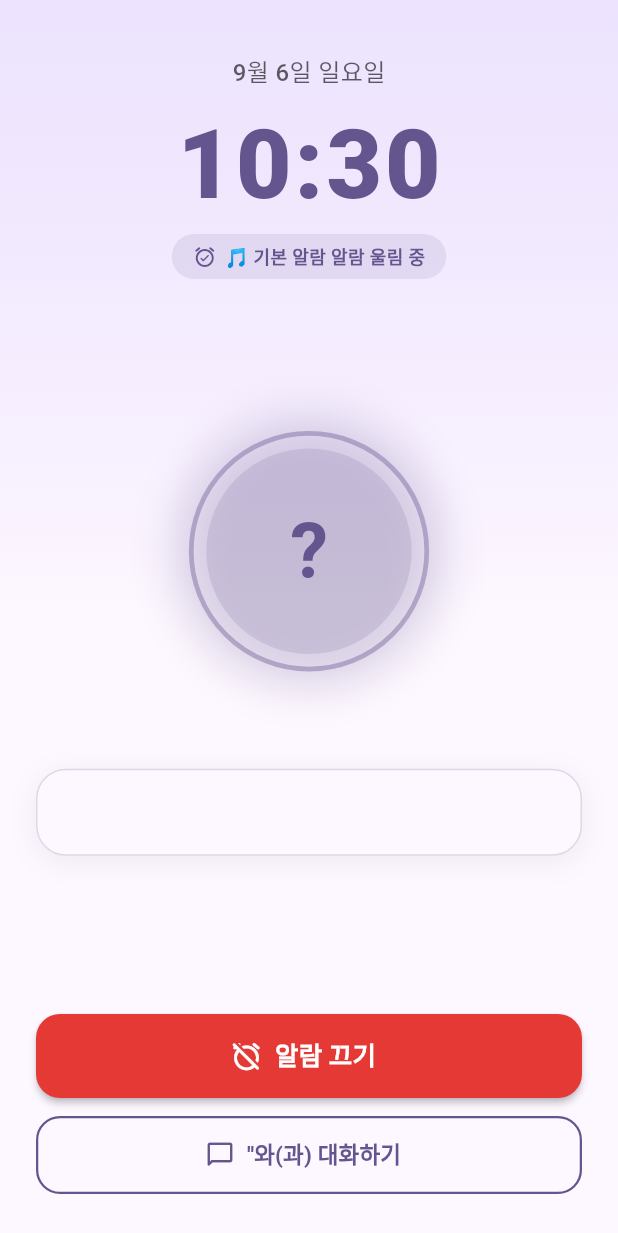
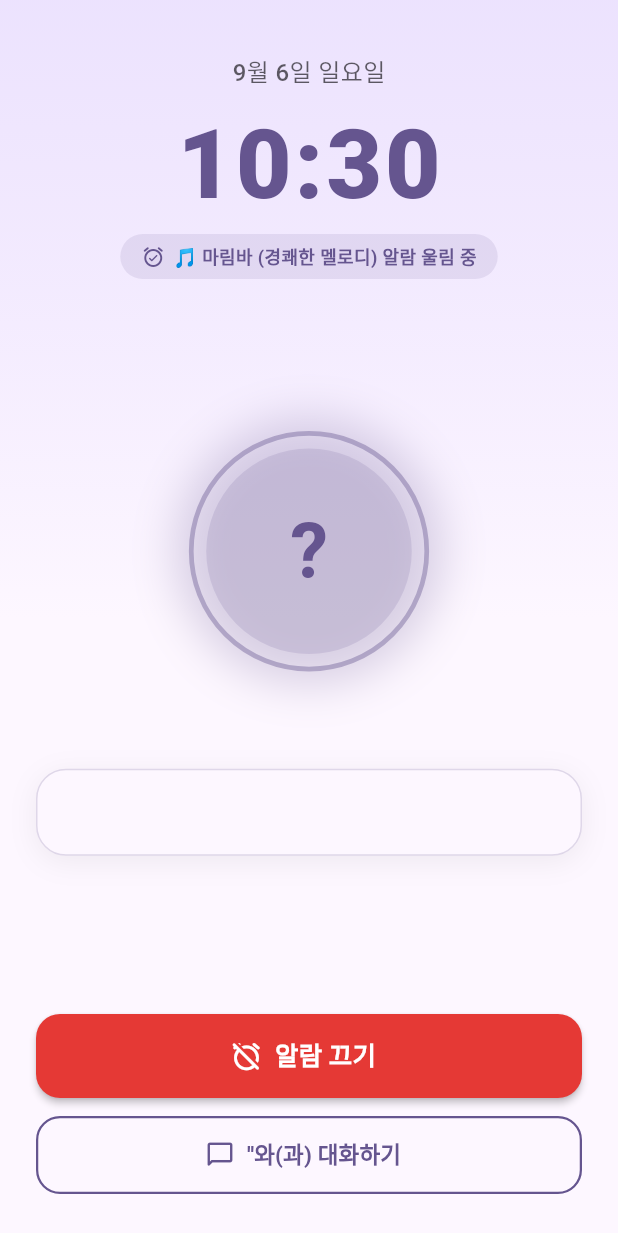
Before and after one commit to milkywww00/10alarm, a Flutter app: the AlarmRingScreen screen opened directly with empty values, on a phone screen of 412 x 824 dp. Shown: the top 1233 px of the screen. Run offline on Flutter 3.47's test engine with Material 3 defaults, Android fonts, the phone set to English and light mode, and no system bars; our stand-ins replace audioplayers, file_picker, flutter_local_notifications, image_picker, permission_handler, shared_preferences and 1 more; missing offline and left inert: android_alarm_manager_plus; accounts and stored records are empty; statements that could not run were skipped.

Commit message:
feat: upgrade native alarmClock, battery optimization banner, copyright-free sound assets, and fix chat auto message

```diff
--- a/lib/services/sound_service.dart
+++ b/lib/services/sound_service.dart
@@ -18,6 +18,26 @@ class SoundService {
       playingSoundNotifier.value = null;
     });
   }
+
+  static const Map<String, String> _presetSoundAssets = {
+    '마림바 (경쾌한 멜로디)': 'sounds/cheerful_marimba.mp3',
+    '기본 알람': 'sounds/cheerful_marimba.mp3',
+    '마림바': 'sounds/cheerful_marimba.mp3',
+    '실로폰': 'sounds/cheerful_marimba.mp3',
+    '자명종 (클래식 트윈벨)': 'sounds/mechanical_clock.ogg',
+    '자명종': 'sounds/mechanical_clock.ogg',
+    '새소리 (상쾌한 아침)': 'sounds/garden_birds.ogg',
+    '새소리': 'sounds/garden_birds.ogg',
+    '피아노 (포근한 선율)': 'sounds/gentle_piano.mp3',
+    '피아노': 'sounds/gentle_piano.mp3',
+    '디지털 알람 (전자식 비프)': 'sounds/electronic_alarm.ogg',
+    '디지털 알람': 'sounds/electronic_alarm.ogg',
+    '비프음': 'sounds/electronic_alarm.ogg',
+    '클래식 벨': 'sounds/classic_bell.ogg',
+    '벨소리': 'sounds/classic_bell.ogg',
+    '심플 비프': 'sounds/digital_beep.ogg',
+    '전자음': 'sounds/digital_beep.ogg',
+  };
 
   /// 실제 알람 울림 (알람 오디오 스트림 및 반복 재생)
   Future<void> startAlarmRinging({String? soundName, String? customPath}) async {
@@ -66,6 +86,14 @@ class SoundService {
         return;
       }
 
+      // 2. 실제 저작권 프리 고음질 음원 에셋 재생
+      final assetPath = _presetSoundAssets[selectedSound];
+      if (assetPath != null) {
+        await _alarmPlayer.play(AssetSource(assetPath));
+        return;
+      }
+
+      // 3. 폴백: 신디사이저 PCM 파형
       final wavBytes = _generatePresetWav(selectedSound);
       await _alarmPlayer.play(BytesSource(wavBytes));
     } catch (e) {
@@ -103,7 +131,14 @@ class SoundService {
         return;
       }
 
-      // 2. 프리셋 알림음 합성 사운드 생성 및 재생
+      // 2. 실제 저작권 프리 고음질 음원 에셋 재생
+      final assetPath = _presetSoundAssets[soundName];
+      if (assetPath != null) {
+        await _player.play(AssetSource(assetPath));
+        return;
+      }
+
+      // 3. 프리셋 알림음 합성 사운드 생성 및 재생 (폴백)
       final wavBytes = _generatePresetWav(soundName);
       await _player.play(BytesSource(wavBytes));
     } catch (e) {
--- a/lib/services/theme_service.dart
+++ b/lib/services/theme_service.dart
@@ -14,7 +14,7 @@ class ThemeService {
 
   final ValueNotifier<ThemeMode> themeModeNotifier = ValueNotifier<ThemeMode>(ThemeMode.system);
   final ValueNotifier<Color> themeColorNotifier = ValueNotifier<Color>(const Color(0xFF6750A4));
-  final ValueNotifier<String> alarmSoundNotifier = ValueNotifier<String>('기본 알람');
+  final ValueNotifier<String> alarmSoundNotifier = ValueNotifier<String>('마림바 (경쾌한 멜로디)');
   final ValueNotifier<bool> vibrateNotifier = ValueNotifier<bool>(true);
   final ValueNotifier<List<Map<String, String>>> customSoundsNotifier = ValueNotifier<List<Map<String, String>>>([]);
 
@@ -30,19 +30,15 @@ class ThemeService {
     {'name': '차콜', 'color': Color(0xFF455A64)},
   ];
 
-  // 깔끔하고 직관적인 기본 알림음 프리셋
+  // 저작권 프리(CC0 / Public Domain) 고음질 음원 프리셋
   static const List<String> alarmSounds = [
-    '기본 알람',
-    '피아노',
-    '실로폰',
-    '오르골',
-    '차임벨',
-    '벨소리',
-    '하모니카',
-    '팡파르',
-    '핑퐁',
-    '자명종',
-    '비프음',
+    '마림바 (경쾌한 멜로디)',
+    '자명종 (클래식 트윈벨)',
+    '새소리 (상쾌한 아침)',
+    '피아노 (포근한 선율)',
+    '디지털 알람 (전자식 비프)',
+    '클래식 벨',
+    '심플 비프',
   ];
 
   Future<void> init() async {
@@ -73,8 +69,16 @@ class ThemeService {
     final sound = prefs.getString(_keyAlarmSound);
     if (sound != null) {
       // 기존 명칭 마이그레이션 호환
-      if (sound == '기본 알람 벨' || sound == '모닝 차임 (기본)') {
-        alarmSoundNotifier.value = '기본 알람';
+      if (sound == '기본 알람 벨' || sound == '모닝 차임 (기본)' || sound == '기본 알람' || sound == '실로폰') {
+        alarmSoundNotifier.value = '마림바 (경쾌한 멜로디)';
+      } else if (sound == '자명종') {
+        alarmSoundNotifier.value = '자명종 (클래식 트윈벨)';
+      } else if (sound == '새소리') {
+        alarmSoundNotifier.value = '새소리 (상쾌한 아침)';
+      } else if (sound == '피아노') {
+        alarmSoundNotifier.value = '피아노 (포근한 선율)';
+      } else if (sound == '비프음' || sound == '전자음') {
+        alarmSoundNotifier.value = '디지털 알람 (전자식 비프)';
       } else {
         alarmSoundNotifier.value = sound;
       }
```
Also changed, not shown: lib/screens/chat_simulation_screen.dart (+0 -21 lines), lib/screens/home_screen.dart (+48 -6 lines), lib/services/alarm_scheduler.dart (+20 -0 lines), lib/services/notification_service.dart (+94 -2 lines), lib/services/permission_service.dart (+13 -0 lines), pubspec.yaml (+4 -4 lines), pubspec.lock, 8 other files.
